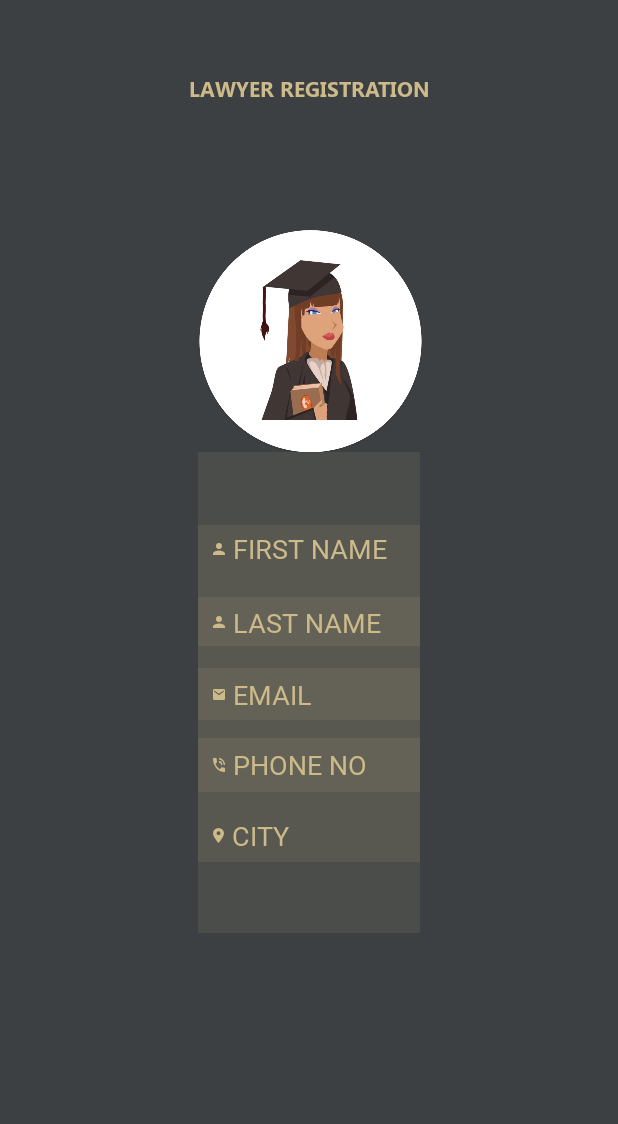
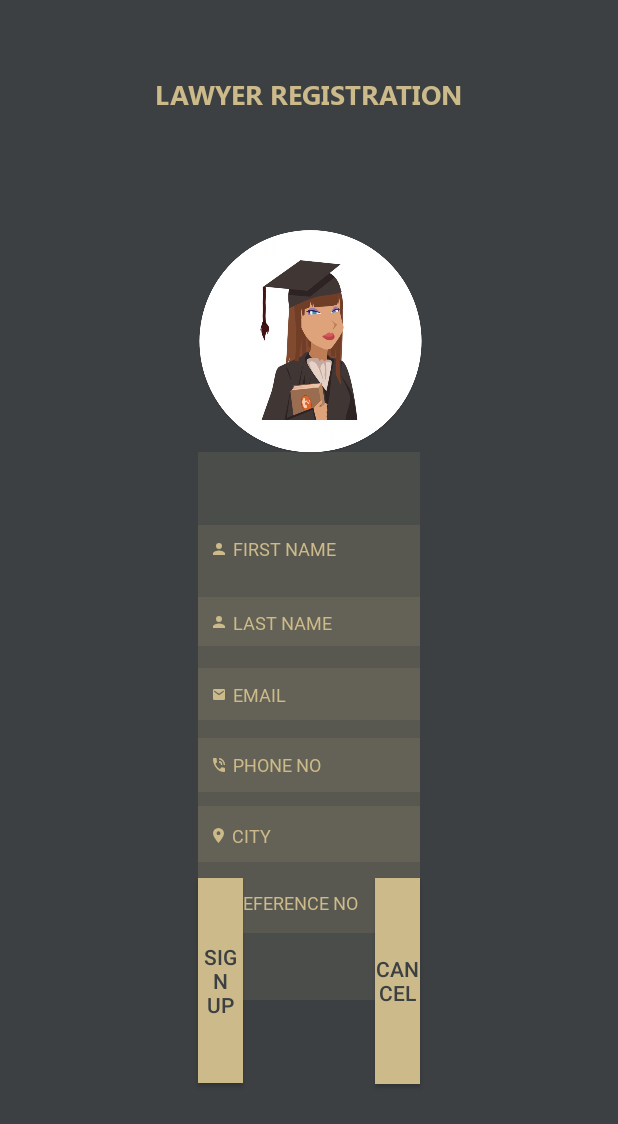
Before and after one commit to r3k495/Jurist, an Android app: the layout activity_main.xml on its own in the app's theme, with its tools: preview values and no code run, on a phone screen of 412 x 824 dp. Shown: the top 1124 px of the screen. Run offline under Robolectric (Android 15) with nearby library versions, the phone set to English and light mode, and no system bars.

```diff
--- /dev/null
+++ b/app/src/main/res/drawable/ic_https_24px.xml
@@ -0,0 +1,4 @@
+<vector android:height="8dp" android:viewportHeight="13.647"
+    android:viewportWidth="11.73" android:width="8dp" xmlns:android="http://schemas.android.com/apk/res/android">
+    <path android:fillColor="#ccba8a" android:pathData="M10.264,4.549h-0.733v-1.3A3.478,3.478 0,0 0,5.865 0,3.478 3.478,0 0,0 2.2,3.249v1.3L1.466,4.549A1.4,1.4 0,0 0,0 5.849v6.5a1.4,1.4 0,0 0,1.466 1.3h8.8a1.4,1.4 0,0 0,1.466 -1.3v-6.5A1.4,1.4 0,0 0,10.264 4.549ZM5.865,10.4A1.4,1.4 0,0 1,4.4 9.1,1.4 1.4,0 0,1 5.865,7.8a1.4,1.4 0,0 1,1.466 1.3A1.4,1.4 0,0 1,5.865 10.4ZM8.138,4.551L3.592,4.551v-1.3A2.157,2.157 0,0 1,5.865 1.235a2.157,2.157 0,0 1,2.273 2.015Z"/>
+</vector>
--- /dev/null
+++ b/app/src/main/res/drawable/ic_vpn_key_24px.xml
@@ -0,0 +1,4 @@
+<vector android:height="9dp" android:viewportHeight="8.964"
+    android:viewportWidth="15.746" android:width="10dp" xmlns:android="http://schemas.android.com/apk/res/android">
+    <path android:fillColor="#ccba8a" android:pathData="M8.338,2.988A4.3,4.3 0,0 0,4.294 0,4.395 4.395,0 0,0 0,4.482a4.395,4.395 0,0 0,4.294 4.482,4.3 4.3,0 0,0 4.044,-2.988h3.113v2.988h2.863L14.314,5.976h1.431L15.745,2.988ZM4.294,5.976a1.5,1.5 0,0 1,0 -2.988,1.5 1.5,0 0,1 0,2.988Z"/>
+</vector>
--- a/app/src/main/res/layout/activity_main.xml
+++ b/app/src/main/res/layout/activity_main.xml
@@ -10,22 +10,23 @@
 
     <TextView
         android:id="@+id/lawyer_registration"
-        android:layout_width="202dp"
-        android:layout_height="31dp"
+        android:layout_width="219dp"
+        android:layout_height="wrap_content"
         android:layout_alignParentStart="true"
         android:layout_alignParentTop="true"
         android:layout_alignParentEnd="true"
         android:layout_alignParentBottom="true"
-        android:layout_marginStart="109dp"
-        android:layout_marginTop="49dp"
-        android:layout_marginEnd="109dp"
-        android:layout_marginBottom="649dp"
+        android:layout_marginStart="96dp"
+        android:layout_marginTop="50dp"
+        android:layout_marginEnd="97dp"
+        android:layout_marginBottom="648dp"
         android:fontFamily="@font/bold"
         android:text="@string/lawyer_registration"
         android:textAlignment="center"
         android:textColor="#ccba8a"
-        android:textSize="14sp"
-        android:textStyle="bold" />
+        android:textSize="18sp"
+        android:textStyle="bold"
+        tools:text="LAWYER REGISTRATION" />
 
     <ImageView
         android:id="@+id/lawyer"
@@ -45,7 +46,6 @@
 
     <EditText
         android:id="@+id/first_name"
-        android:inputType="text"
         android:layout_width="wrap_content"
         android:layout_height="wrap_content"
         android:layout_alignParentStart="true"
@@ -57,18 +57,18 @@
         android:layout_marginEnd="132dp"
         android:layout_marginBottom="393dp"
         android:background="#1ACCBA8A"
-        android:paddingStart="10dp"
-        android:paddingEnd="0dp"
         android:drawableStart="@drawable/ic_person_24px"
         android:drawablePadding="5dp"
         android:fontFamily="@font/light"
         android:hint="@string/first_name"
+        android:inputType="text"
+        android:paddingStart="10dp"
+        android:paddingEnd="0dp"
         android:textColorHint="#ccba8a"
-        android:autofillHints="" />
+        android:textSize="12sp" />
 
     <EditText
         android:id="@+id/last_name"
-        android:inputType="text"
         android:layout_width="wrap_content"
         android:layout_height="wrap_content"
         android:layout_alignParentStart="true"
@@ -80,18 +80,18 @@
         android:layout_marginEnd="132dp"
         android:layout_marginBottom="344dp"
         android:background="#1ACCBA8A"
-        android:paddingStart="10dp"
-        android:paddingEnd="0dp"
         android:drawableStart="@drawable/ic_person_24px"
         android:drawablePadding="5dp"
         android:fontFamily="@font/light"
         android:hint="@string/last_name"
+        android:inputType="text"
+        android:paddingStart="10dp"
+        android:paddingEnd="0dp"
         android:textColorHint="#ccba8a"
-        android:autofillHints="" />
+        android:textSize="12sp" />
 
     <EditText
         android:id="@+id/email"
-        android:inputType="textEmailAddress"
         android:layout_width="wrap_content"
         android:layout_height="wrap_content"
         android:layout_alignParentStart="true"
@@ -103,18 +103,19 @@
         android:layout_marginEnd="132dp"
         android:layout_marginBottom="296dp"
         android:background="#1ACCBA8A"
-        android:paddingStart="10dp"
-        android:paddingEnd="0dp"
         android:drawableStart="@drawable/ic_local_post_office_24px"
         android:drawablePadding="5dp"
         android:fontFamily="@font/light"
         android:hint="@string/email"
-        android:textColorHint="#ccba8a"/>
+        android:inputType="textEmailAddress"
+        android:paddingStart="10dp"
+        android:paddingEnd="0dp"
+        android:textColorHint="#ccba8a"
+        android:textSize="12sp" />
 
 
     <EditText
         android:id="@+id/phone_no"
-        android:inputType="phone"
         android:layout_width="wrap_content"
         android:layout_height="wrap_content"
         android:layout_alignParentStart="true"
@@ -126,17 +127,18 @@
         android:layout_marginEnd="132dp"
         android:layout_marginBottom="249dp"
         android:background="#1ACCBA8A"
-        android:paddingStart="10dp"
-        android:paddingEnd="0dp"
         android:drawableStart="@drawable/ic_phone_in_talk_24px"
         android:drawablePadding="5dp"
         android:fontFamily="@font/light"
         android:hint="@string/phone_no"
-        android:textColorHint="#ccba8a" />
+        android:inputType="phone"
+        android:paddingStart="10dp"
+        android:paddingEnd="0dp"
+        android:textColorHint="#ccba8a"
+        android:textSize="12sp" />
 
     <EditText
         android:id="@+id/city"
-        android:inputType="text"
         android:layout_width="wrap_content"
         android:layout_height="wrap_content"
         android:layout_alignParentStart="true"
@@ -151,8 +153,69 @@
         android:drawableStart="@drawable/ic_place_24px"
         android:drawablePadding="5dp"
         android:fontFamily="@font/light"
+        android:hint="@string/city"
+        android:inputType="text"
         android:paddingStart="10dp"
         android:paddingEnd="0dp"
-        android:hint="@string/city"
-        android:textColorHint="#ccba8a" />
+        android:textColorHint="#ccba8a"
+        android:textSize="12sp" />
+
+
+    <EditText
+        android:id="@+id/reference_no"
+        android:layout_width="wrap_content"
+        android:layout_height="wrap_content"
+        android:layout_alignParentStart="true"
+        android:layout_alignParentTop="true"
+        android:layout_alignParentEnd="true"
+        android:layout_alignParentBottom="true"
+        android:layout_marginStart="132dp"
+        android:layout_marginTop="537dp"
+        android:layout_marginEnd="132dp"
+        android:layout_marginBottom="157dp"
+        android:background="#1ACCBA8A"
+        android:drawableStart="@drawable/ic_place_24px"
+        android:drawablePadding="5dp"
+        android:fontFamily="@font/light"
+        android:hint="@string/reference_no"
+        android:inputType="text"
+        android:paddingStart="10dp"
+        android:paddingEnd="0dp"
+        android:textColorHint="#ccba8a"
+        android:textSize="12sp" />
+
+    <Button
+        android:id="@+id/lawyer_sign_up"
+        android:layout_width="wrap_content"
+        android:layout_height="wrap_content"
+        android:layout_alignParentStart="true"
+        android:layout_alignParentTop="true"
+        android:layout_alignParentEnd="true"
+        android:layout_alignParentBottom="true"
+        android:layout_marginStart="132dp"
+        android:layout_marginTop="585dp"
+        android:layout_marginEnd="250dp"
+        android:layout_marginBottom="102dp"
+        android:background="#ccba8a"
+        android:text="@string/sign_up"
+        android:textColor="#3C4043" />
+
+    <Button
+        android:id="@+id/lawyer_cancel"
+        android:layout_width="wrap_content"
+        android:layout_height="wrap_content"
+        android:layout_alignParentStart="true"
+        android:layout_alignParentTop="true"
+        android:layout_alignParentEnd="true"
+        android:layout_alignParentBottom="true"
+        android:layout_marginStart="250dp"
+        android:layout_marginTop="585dp"
+        android:layout_marginEnd="132dp"
+        android:layout_marginBottom="101dp"
+        android:background="#ccba8a"
+        android:text="@string/cancel"
+        android:textColor="#3C4043" />
+
+
+
 </RelativeLayout>
--- a/app/src/main/res/values/strings.xml
+++ b/app/src/main/res/values/strings.xml
@@ -9,4 +9,11 @@
     <string name="phone_no">PHONE NO</string>
     <string name="city">CITY</string>
     <string name="reference_no">REFERENCE NO</string>
+    <string name="sign_up">SIGN UP</string>
+    <string name="cancel">CANCEL</string>
+    <string name="create_your_password">CREATE YOUR PASSWORD</string>
+    <string name="password_icon" />
+    <string name="re_enter_password">RE-ENTER PASSWORD</string>
+    <string name="password">PASSWORD</string>
+    <string name="create_password">CREATE PASSWORD</string>
 </resources>
--- a/build.gradle
+++ b/build.gradle
@@ -7,7 +7,7 @@ buildscript {
 
     }
     dependencies {
-        classpath 'com.android.tools.build:gradle:3.3.1'
+        classpath 'com.android.tools.build:gradle:3.3.2'
 
         // NOTE: Do not place your application dependencies here; they belong
         // in the individual module build.gradle files
```
Also changed, not shown: app/src/main/AndroidManifest.xml (+15 -3 lines), app/src/main/java/com/example/jurist/MainActivity.java (+19 -1 lines), app/src/main/java/com/example/jurist/createPassword.java (added, +13 -0 lines), app/src/main/res/layout/activity_create_password.xml (added, +107 -0 lines), app/src/main/res/drawable/password_icon.png (added).
